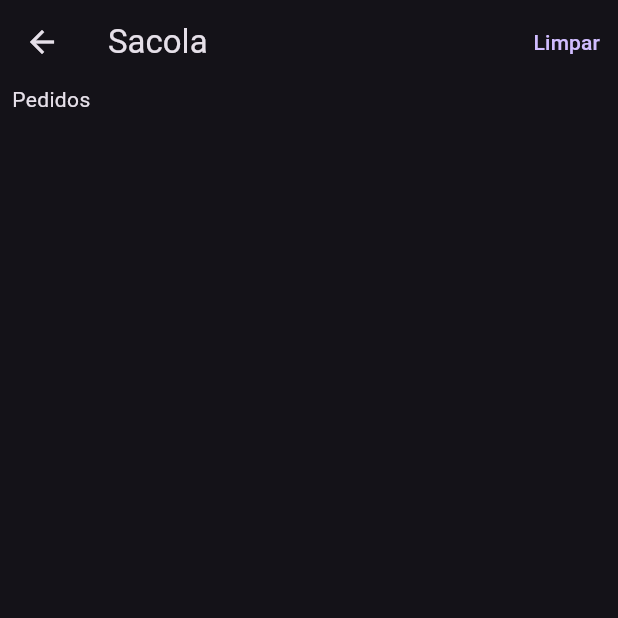
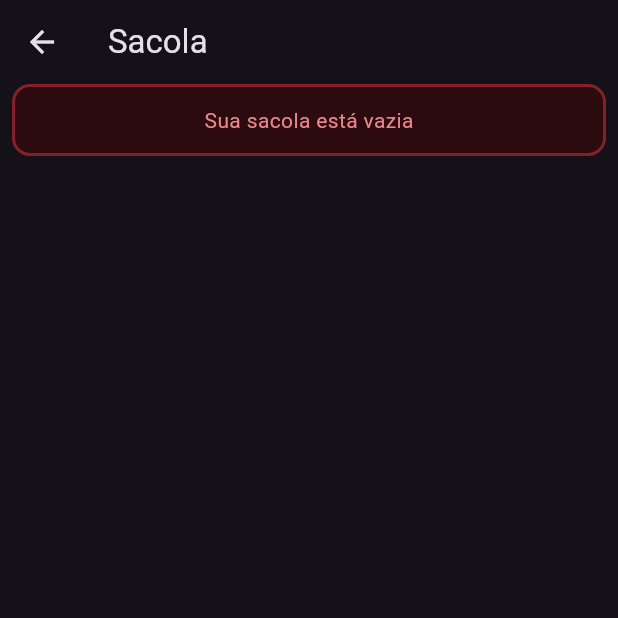
Before and after one commit to Melksedeque/flutter-firebase-alura, a Flutter app: the CheckoutScreen screen opened directly, on a phone screen of 412 x 824 dp, the top half of it. Run offline on Flutter 3.47's test engine with Material 3 defaults, Android fonts, the phone set to English and light mode, and no system bars; our stand-ins replace badges.

Commit message:
Validação de sacola vazia no checkout para exibir alerta

```diff
--- a/lib/ui/checkout/checkout_screen.dart
+++ b/lib/ui/checkout/checkout_screen.dart
@@ -1,5 +1,6 @@
 import 'package:flutter/material.dart';
 import 'package:myapp/model/dish.dart';
+import 'package:myapp/ui/_core/app_colors.dart';
 import 'package:myapp/ui/_core/bag_provider.dart';
 import 'package:provider/provider.dart' show Provider;
 
@@ -9,6 +10,39 @@ class CheckoutScreen extends StatelessWidget {
   @override
   Widget build(BuildContext context) {
     BagProvider bagProvider = Provider.of<BagProvider>(context);
+    if (bagProvider.dishesOnBag.isEmpty) {
+      return Scaffold(
+        appBar: AppBar(title: Text("Sacola")),
+        body: Padding(
+          padding: const EdgeInsets.symmetric(horizontal: 8.0),
+          child: Container(
+            decoration: BoxDecoration(
+              color: AppColors.backgroundDangerColor,
+              border: Border.all(
+                color: AppColors.borderDangerColor,
+                width: 2.0,
+              ),
+              borderRadius: BorderRadius.circular(12.0),
+            ),
+            child: Row(
+              mainAxisAlignment: MainAxisAlignment.center,
+              children: [
+                Padding(
+                  padding: const EdgeInsets.all(12.0),
+                  child: Text(
+                    "Sua sacola está vazia",
+                    style: TextStyle(
+                      color: AppColors.textDangerColor,
+                      fontSize: 14.0,
+                    ),
+                  ),
+                ),
+              ],
+            ),
+          ),
+        ),
+      );
+    }
     return Scaffold(
       appBar: AppBar(
         title: Text("Sacola"),
@@ -25,8 +59,9 @@ class CheckoutScreen extends StatelessWidget {
         padding: const EdgeInsets.symmetric(horizontal: 8.0),
         child: SingleChildScrollView(
           child: Column(
+            crossAxisAlignment: CrossAxisAlignment.stretch,
             children: [
-              Text("Pedidos"),
+              Text("Pedidos", textAlign: TextAlign.center),
               Column(
                 children: List.generate(
                   bagProvider.getMapByAmount().keys.length,
```
